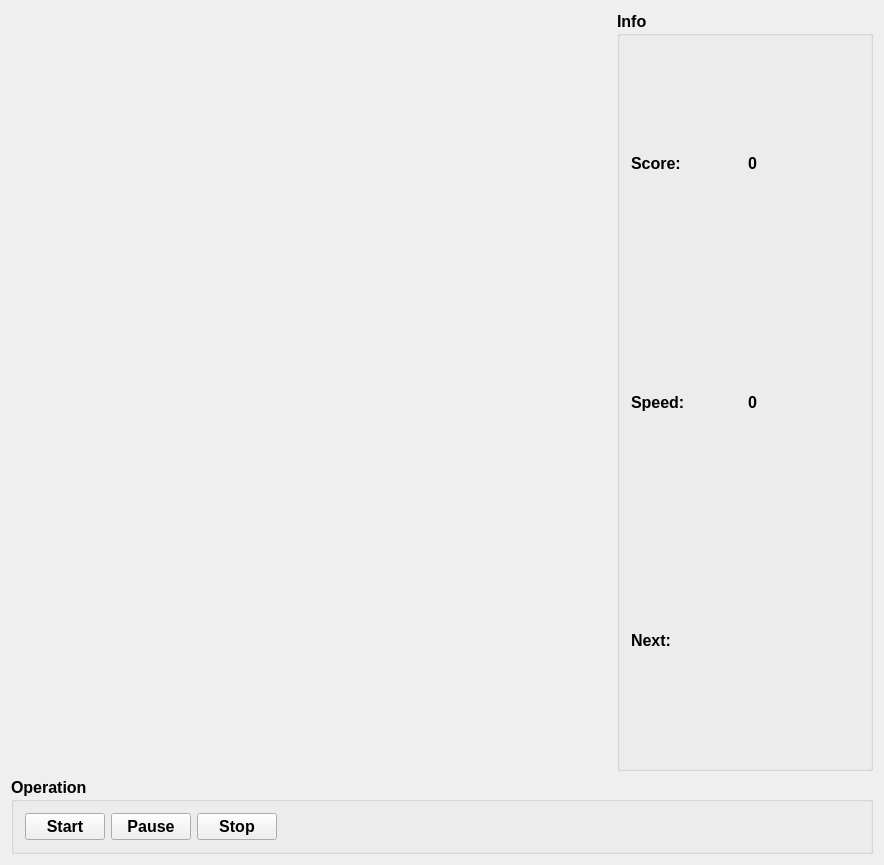
This is Tetris/Tetris.ui in huijinH/MyProjects as Qt 5 draws it before an edit. The edited form follows.
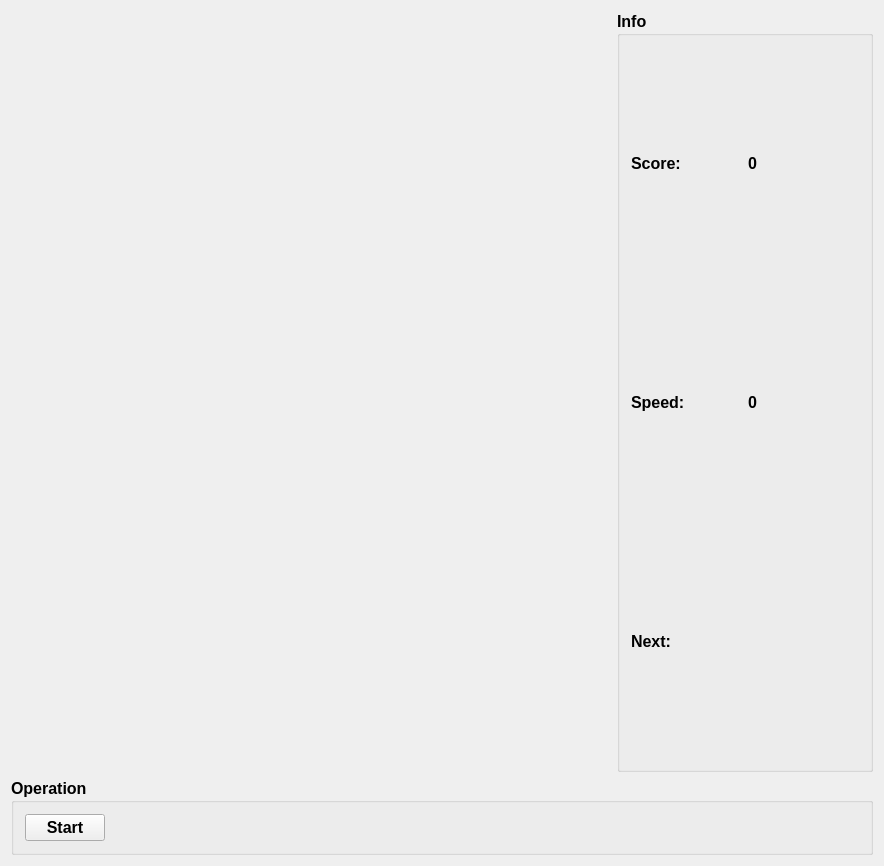
This is the edited form.

Commit message: finish Tetris demo 90%

The edit to the form file:
```diff
--- a/Tetris/Tetris.ui
+++ b/Tetris/Tetris.ui
@@ -7,7 +7,7 @@
     <x>0</x>
     <y>0</y>
     <width>884</width>
-    <height>862</height>
+    <height>866</height>
    </rect>
   </property>
   <property name="font">
@@ -96,7 +96,7 @@
           <item>
            <widget class="QLabel" name="nextLabel">
             <property name="text">
-             <string> </string>
+             <string/>
             </property>
            </widget>
           </item>
@@ -122,20 +122,6 @@
           </property>
          </widget>
         </item>
-        <item>
-         <widget class="QPushButton" name="pauseBtn">
-          <property name="text">
-           <string>Pause</string>
-          </property>
-         </widget>
-        </item>
-        <item>
-         <widget class="QPushButton" name="stopBtn">
-          <property name="text">
-           <string>Stop</string>
-          </property>
-         </widget>
-        </item>
         <item>
          <spacer name="horizontalSpacer">
           <property name="orientation">
```
The commit also changes 2 other files.
